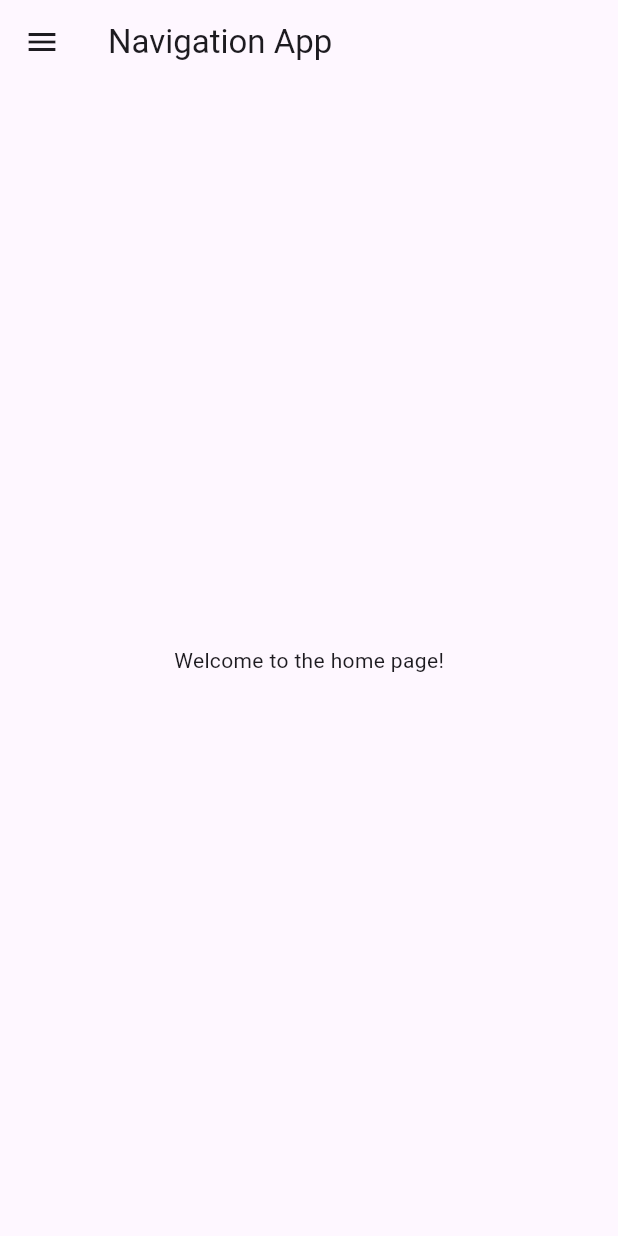
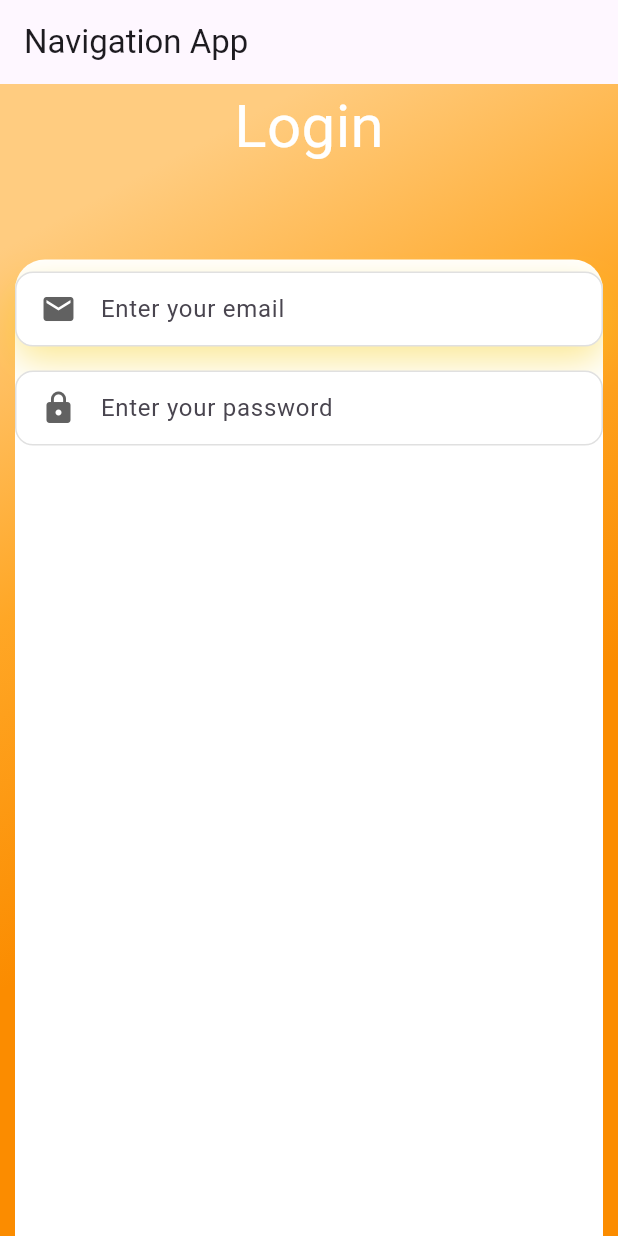
Before and after one commit to kaveenskn/Flutter_Project, a Flutter app: the screen it shows after launch, on a phone screen of 412 x 824 dp. Run offline on Flutter 3.47's test engine with Material 3 defaults, Android fonts, the phone set to English and light mode, and no system bars.

Commit message:
added login page and changes in other pages

```diff
--- a/lib/Drawer.dart
+++ b/lib/Drawer.dart
@@ -1,7 +1,8 @@
 import 'package:flutter/material.dart';
+import "Login.dart";
 
 class MyDrawer extends StatelessWidget {
-  const MyDrawer({Key? key}) : super(key: key);
+  const MyDrawer({super.key});
 
   @override
   Widget build(BuildContext context) {
--- /dev/null
+++ b/lib/Login.dart
@@ -0,0 +1,102 @@
+import 'package:flutter/material.dart';
+
+class LoginForm extends StatefulWidget {
+  const LoginForm({super.key});
+
+  @override
+  _LoginFormState createState() => _LoginFormState();
+}
+
+class _LoginFormState extends State<LoginForm> {
+  final TextEditingController _emailController = TextEditingController();
+  final TextEditingController _passwordController = TextEditingController();
+
+  @override
+  void dispose() {
+    _emailController.dispose();
+    _passwordController.dispose();
+    super.dispose();
+  }
+
+  @override
+  Widget build(BuildContext context) {
+    return Scaffold(
+      body: Container(
+         width: double.infinity,
+        decoration: BoxDecoration(
+          gradient: LinearGradient(
+            begin: Alignment.topCenter,
+            colors: [Colors.orange.shade200, Colors.orange.shade400,
+             Colors.orange.shade600],
+          ),
+        ),
+        child: Column(
+        children: [
+          Text("Login", style:TextStyle(color: Colors.white,fontSize:40 )) ,
+
+           SizedBox(height: 60), // space below title
+            Expanded(child: Padding(
+           padding: const EdgeInsets.only(right: 10,left: 10),
+           child: Container(
+                width:double.infinity,
+              decoration: BoxDecoration(
+               color: Colors.white,
+               borderRadius: BorderRadius.only(topLeft: Radius.circular(20),topRight: Radius.circular(20))
+            ),
+              child: Column(
+                children: [
+  // Email input
+  Container(
+    margin: const EdgeInsets.symmetric(vertical: 8),
+    padding: const EdgeInsets.symmetric(horizontal: 16),
+    decoration: BoxDecoration(
+      color: Colors.white,
+      borderRadius: BorderRadius.circular(12),
+      border: Border.all(color: Colors.grey.shade300),
+       boxShadow:[BoxShadow(blurRadius:20,
+       color:Color.fromRGBO(247, 207, 29, 0.458),
+       offset: Offset(0,10) )],
+    ),
+
+    child: TextField(
+      decoration: InputDecoration(
+        hintText: "Enter your email",
+        border: InputBorder.none,
+        icon: Icon(Icons.email, color: Colors.grey[700]),
+      ),
+    ),
+  ),
+
+  // Password input
+  Container(
+    margin: const EdgeInsets.symmetric(vertical: 8),
+    padding: const EdgeInsets.symmetric(horizontal: 16),
+    decoration: BoxDecoration(
+      color: Colors.white,
+      borderRadius: BorderRadius.circular(12),
+      border: Border.all(color: Colors.grey.shade300),
+    ),
+    child: TextField(
+      obscureText: true,
+      decoration: InputDecoration(
+        hintText: "Enter your password",
+        border: InputBorder.none,
+        icon: Icon(Icons.lock, color: Colors.grey[700]),
+      ),
+    ),
+  ),
+],
+
+              ),
+            ),
+            )
+             )
+        ],
+
+        ),
+
+      ),
+
+    );
+  }
+}
--- a/lib/ToDoList.dart
+++ b/lib/ToDoList.dart
@@ -1,6 +1,8 @@
 import 'package:flutter/material.dart';
 
 class ToDoApp extends StatefulWidget {
+  const ToDoApp({super.key});
+
   @override
   _ToDoAppState createState() => _ToDoAppState();
 }
--- a/lib/hellocard.dart
+++ b/lib/hellocard.dart
@@ -2,6 +2,8 @@
 import 'package:flutter/material.dart';
 
 class HelloCard extends StatelessWidget {
+  const HelloCard({super.key});
+
   @override
   Widget build(BuildContext context) {
     return Align(
--- a/lib/main.dart
+++ b/lib/main.dart
@@ -1,11 +1,14 @@
+import 'package:firstproject/Login.dart';
 import 'package:flutter/material.dart';
-import 'Drawer.dart'; // Ensure this file has `MyDrawer` class properly defined
+
 
 void main() {
   runApp(MyApp());
 }
 
 class MyApp extends StatelessWidget {
+  const MyApp({super.key});
+
   @override
   Widget build(BuildContext context) {
     return MaterialApp(
@@ -15,11 +18,17 @@ class MyApp extends StatelessWidget {
         appBar: AppBar(
           title: Text('Navigation App'),
         ),
-        drawer: MyDrawer(), // ✅ Add your custom drawer here
-        body: Center(
-          child: Text('Welcome to the home page!'),
+        // ✅ Add your custom drawer here
+        body:Center(
+          child: Column(
+            children:[
+             Expanded(child: LoginForm()
+             )
+            ]
+          ),
+        )
         ),
-      ),
-    );
+      );
+
   }
 }
--- a/lib/navigationbar.dart
+++ b/lib/navigationbar.dart
@@ -1,6 +1,8 @@
 import 'package:flutter/material.dart';
 
 class HomePage extends StatefulWidget {
+  const HomePage({super.key});
+
   @override
   _HomePageState createState() => _HomePageState();
 }
--- a/lib/rowsCols.dart
+++ b/lib/rowsCols.dart
@@ -2,6 +2,8 @@
 import 'package:flutter/material.dart';
 
 class RowsCols extends StatelessWidget {
+  const RowsCols({super.key});
+
   @override
   Widget build(BuildContext context) {
     return Row(
```
Also changed, not shown: web_entrypoint.dart (added).
